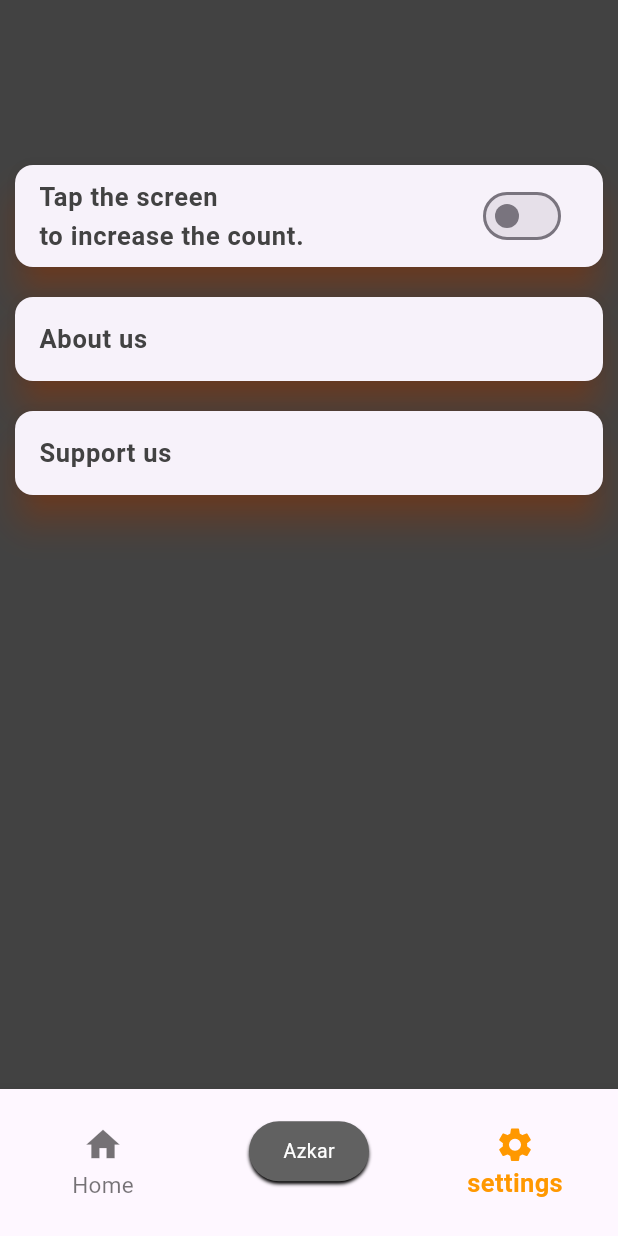
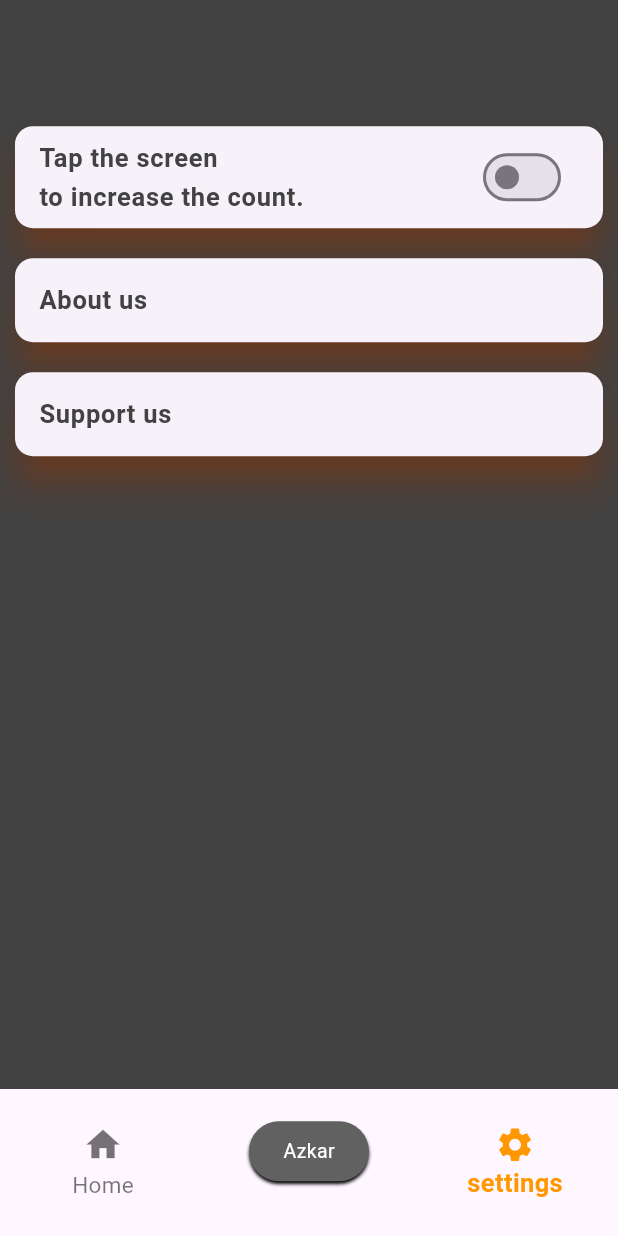
Before and after one commit to Abdalla-Medhat/Mesbahaty, a Flutter app: the Settings screen opened by its route, on a phone screen of 412 x 824 dp. Run offline on Flutter 3.47's test engine with Material 3 defaults, Android fonts, the light colour scheme and no system bars; our stand-ins replace awesome_dialog, shared_preferences; accounts and stored records are empty.

Commit message:
Modifying Commit: Improving widget sizes on the Settings page (UI Improvement in progress).

```diff
--- a/lib/settings.dart
+++ b/lib/settings.dart
@@ -34,6 +34,7 @@ class _SettingsState extends State<Settings> {
 
   @override
   Widget build(BuildContext context) {
+    Orientation orientation = MediaQuery.of(context).orientation;
     return Scaffold(
         bottomNavigationBar: BottomNavigationBar(
             currentIndex: index,
@@ -95,7 +96,8 @@ class _SettingsState extends State<Settings> {
               const BottomNavigationBarItem(
                   icon: Icon(Icons.settings), label: 'settings'),
             ]),
-        body: Container(
+        body: orientation == Orientation.portrait
+            ? Container(
                 width: double.infinity,
                 height: MediaQuery.of(context).size.height,
                 decoration: BoxDecoration(color: Colors.grey[800]),
@@ -103,8 +105,8 @@ class _SettingsState extends State<Settings> {
                   mainAxisAlignment: MainAxisAlignment.start,
                   crossAxisAlignment: CrossAxisAlignment.start,
                   children: [
-                const SizedBox(
-                  height: 100,
+                    SizedBox(
+                      height: MediaQuery.of(context).size.height * 0.09,
                     ),
                     Card(
                       elevation: 10,
@@ -171,6 +173,85 @@ class _SettingsState extends State<Settings> {
                       ),
                     ),
                   ],
-            )));
+                ))
+            : ListView(children: [
+                Container(
+                    width: double.infinity,
+                    height: MediaQuery.of(context).size.height,
+                    decoration: BoxDecoration(color: Colors.grey[800]),
+                    child: Column(
+                      mainAxisAlignment: MainAxisAlignment.start,
+                      crossAxisAlignment: CrossAxisAlignment.start,
+                      children: [
+                        SizedBox(
+                          height: MediaQuery.of(context).size.height * 0.04,
+                        ),
+                        Card(
+                          elevation: 10,
+                          shadowColor: Colors.orange[900],
+                          margin: const EdgeInsets.all(10),
+                          child: ListTile(
+                            trailing: Switch(
+                                activeColor: Colors.orange,
+                                activeTrackColor: Colors.grey[700],
+                                value: status,
+                                onChanged: (value) {
+                                  setState(() {
+                                    status = value;
+                                    saveStatus();
+                                  });
+                                }),
+                            onTap: () {
+                              setState(() {
+                                status = !status;
+                                saveStatus();
+                              });
+                            },
+                            title: Text(
+                              "Tap the screen\nto increase the count.",
+                              style: TextStyle(
+                                  fontSize: 17,
+                                  fontWeight: FontWeight.bold,
+                                  color: Colors.grey[800]),
+                            ),
+                          ),
+                        ),
+                        Card(
+                          elevation: 10.0,
+                          shadowColor: Colors.orange[900],
+                          margin: const EdgeInsets.all(10),
+                          child: ListTile(
+                            onTap: () {
+                              Navigator.pushNamed(context, "about");
+                            },
+                            title: Text(
+                              "About us",
+                              style: TextStyle(
+                                  fontSize: 17,
+                                  fontWeight: FontWeight.bold,
+                                  color: Colors.grey[800]),
+                            ),
+                          ),
+                        ),
+                        Card(
+                          elevation: 10.0,
+                          shadowColor: Colors.orange[900],
+                          margin: const EdgeInsets.all(10),
+                          child: ListTile(
+                            onTap: () {
+                              Navigator.pushNamed(context, "support");
+                            },
+                            title: Text(
+                              "Support us",
+                              style: TextStyle(
+                                  fontSize: 17,
+                                  fontWeight: FontWeight.bold,
+                                  color: Colors.grey[800]),
+                            ),
+                          ),
+                        ),
+                      ],
+                    )),
+              ]));
   }
 }
```
Lines whose indentation alone changed are shown as unchanged.
